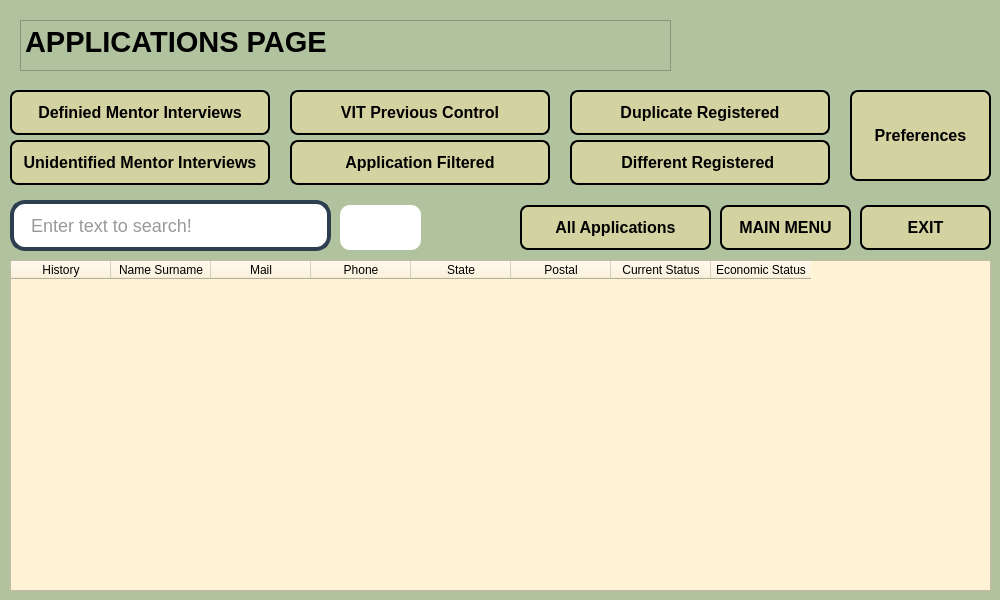
Above: UIs/applicationspage.ui from werhereitacademy/Python-Module-Week7 before the change. Below: the same form after it.
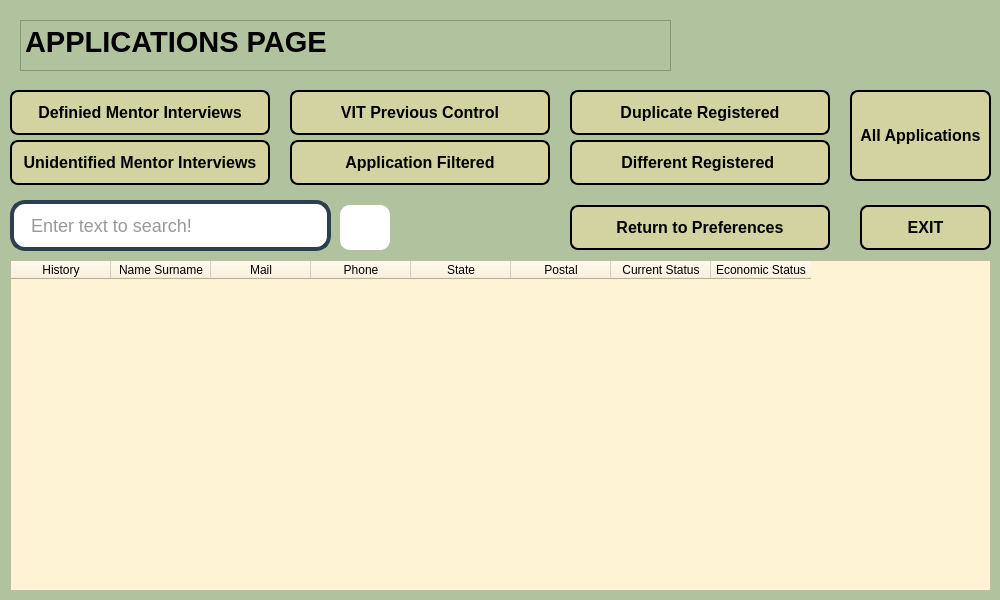
That is the form after the change. Icons and pictures are not drawn.

The edit to the form file:
```diff
--- a/UIs/applicationspage.ui
+++ b/UIs/applicationspage.ui
@@ -39,7 +39,7 @@
     <rect>
      <x>340</x>
      <y>205</y>
-     <width>81</width>
+     <width>50</width>
      <height>45</height>
     </rect>
    </property>
@@ -292,6 +292,38 @@
   <widget class="QPushButton" name="pushButton_preferences">
    <property name="geometry">
     <rect>
+     <x>570</x>
+     <y>205</y>
+     <width>260</width>
+     <height>45</height>
+    </rect>
+   </property>
+   <property name="styleSheet">
+    <string notr="true">
+QPushButton {
+    font-size: 16px;
+    font-weight: bold;
+    font-family: Arial;
+    color: black; /* Siyah yazı rengi */
+    background-color: #d3d3a1; /* Sarıya yakın gri arka plan rengi */
+    border-radius: 8px; /* Köşe yuvarlama */
+    padding: 8px; /* Küçük padding */
+    border: 2px solid black; /* İnce siyah çerçeve */
+    
+}
+
+QPushButton:hover {
+    background-color: #b0b072; /* Hover durumunda daha koyu sarımsı gri */
+    /* Hover durumunda gölgeyi değiştirmek için */
+}</string>
+   </property>
+   <property name="text">
+    <string>Return to Preferences</string>
+   </property>
+  </widget>
+  <widget class="QPushButton" name="pushButton_allapp">
+   <property name="geometry">
+    <rect>
      <x>850</x>
      <y>90</y>
      <width>141</width>
@@ -318,38 +350,6 @@
 }</string>
    </property>
    <property name="text">
-    <string>Preferences</string>
-   </property>
-  </widget>
-  <widget class="QPushButton" name="pushButton_allapp">
-   <property name="geometry">
-    <rect>
-     <x>520</x>
-     <y>205</y>
-     <width>191</width>
-     <height>45</height>
-    </rect>
-   </property>
-   <property name="styleSheet">
-    <string notr="true">
-QPushButton {
-    font-size: 16px;
-    font-weight: bold;
-    font-family: Arial;
-    color: black; /* Siyah yazı rengi */
-    background-color: #d3d3a1; /* Sarıya yakın gri arka plan rengi */
-    border-radius: 8px; /* Köşe yuvarlama */
-    padding: 8px; /* Küçük padding */
-    border: 2px solid black; /* İnce siyah çerçeve */
-    
-}
-
-QPushButton:hover {
-    background-color: #b0b072; /* Hover durumunda daha koyu sarımsı gri */
-    /* Hover durumunda gölgeyi değiştirmek için */
-}</string>
-   </property>
-   <property name="text">
     <string>All Applications</string>
    </property>
   </widget>
@@ -388,41 +388,6 @@
     <string>EXIT</string>
    </property>
   </widget>
-  <widget class="QPushButton" name="pushButton_mainmenu">
-   <property name="geometry">
-    <rect>
-     <x>720</x>
-     <y>205</y>
-     <width>131</width>
-     <height>45</height>
-    </rect>
-   </property>
-   <property name="autoFillBackground">
-    <bool>false</bool>
-   </property>
-   <property name="styleSheet">
-    <string notr="true">
-QPushButton {
-    font-size: 16px;
-    font-weight: bold;
-    font-family: Arial;
-    color: black; /* Siyah yazı rengi */
-    background-color: #d3d3a1; /* Sarıya yakın gri arka plan rengi */
-    border-radius: 8px; /* Köşe yuvarlama */
-    padding: 8px; /* Küçük padding */
-    border: 2px solid black; /* İnce siyah çerçeve */
-    
-}
-
-QPushButton:hover {
-    background-color: #b0b072; /* Hover durumunda daha koyu sarımsı gri */
-    /* Hover durumunda gölgeyi değiştirmek için */
-}</string>
-   </property>
-   <property name="text">
-    <string>MAIN MENU</string>
-   </property>
-  </widget>
   <widget class="QTableWidget" name="tableWidget">
    <property name="geometry">
     <rect>
```
